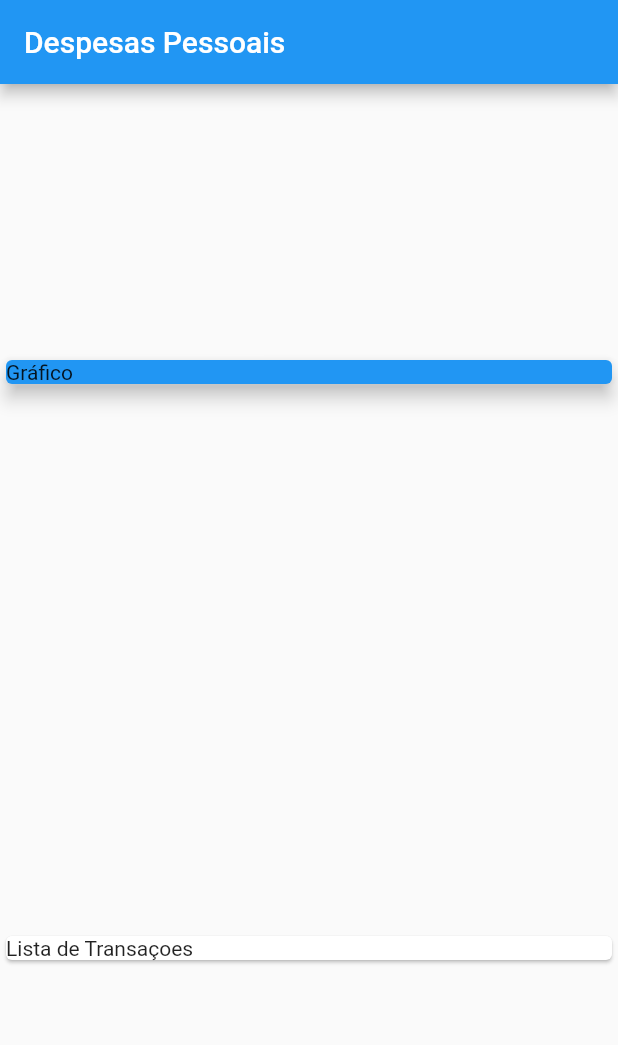
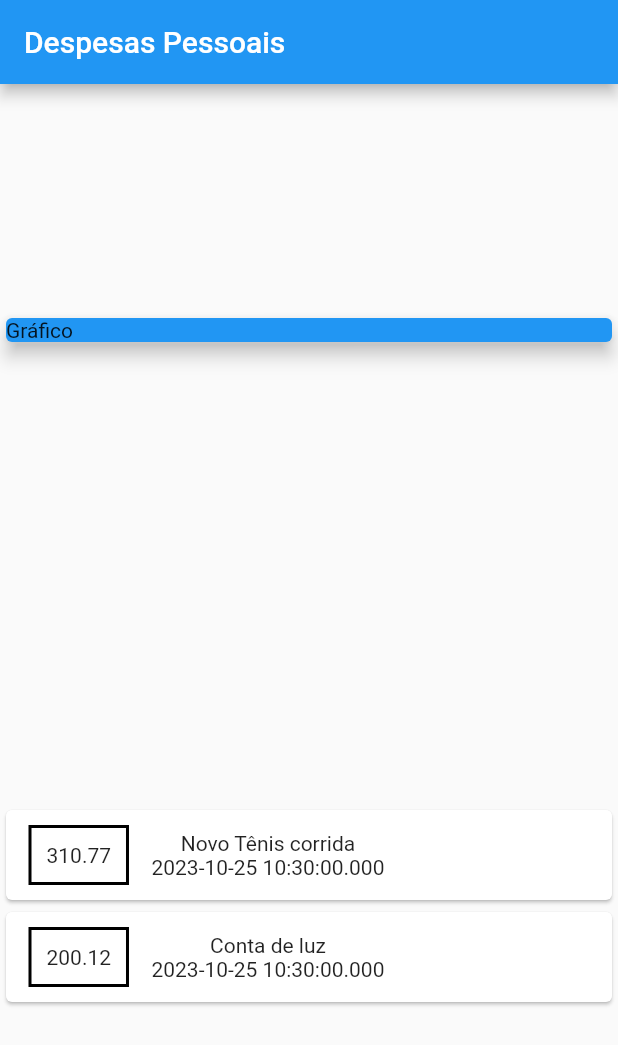
Before and after one commit to cesarfsgodoy/expenses, a Flutter app: the screen it shows after launch, on a phone screen of 412 x 824 dp. Shown: the top 1045 px of the screen. Run offline on Flutter 3.47's test engine with Material 2 defaults, Android fonts, the phone set to English and light mode, and no system bars.

Commit message:
aplicando estilo no container

```diff
--- a/lib/main.dart
+++ b/lib/main.dart
@@ -18,10 +18,7 @@ class MyHomePage extends StatelessWidget {
         value: 310.77,
         date: DateTime.now()),
     Transaction(
-        id: 't2',
-        title: 'Conta de luz',
-        value: 200.12,
-        date: DateTime.now()),
+        id: 't2', title: 'Conta de luz', value: 200.12, date: DateTime.now()),
   ];
 
   @override
@@ -42,8 +39,35 @@ class MyHomePage extends StatelessWidget {
               elevation: 5,
             ),
           ),
-          Card(
-            child: Text('Lista de Transaçoes'),
+          Column(
+            children: _transactions.map((tr) {
+              return Card(
+                child: Row(
+                  children: <Widget>[
+                    Container(
+                      margin: EdgeInsets.symmetric(
+                        horizontal: 15,
+                        vertical: 10,
+                      ),
+                      decoration: BoxDecoration(
+                        border: Border.all(
+                          color: Colors.black,
+                          width: 2,
+                        )
+                      ),
+                      padding: EdgeInsets.all(10),
+                      child: Text(tr.value.toString()),
+                    ),
+                    Column(
+                      children: <Widget>[
+                        Text(tr.title),
+                        Text(tr.date.toString())
+                      ],
+                    )
+                  ],
+                ),
+              );
+            }).toList(),
           )
         ],
       ),
```
